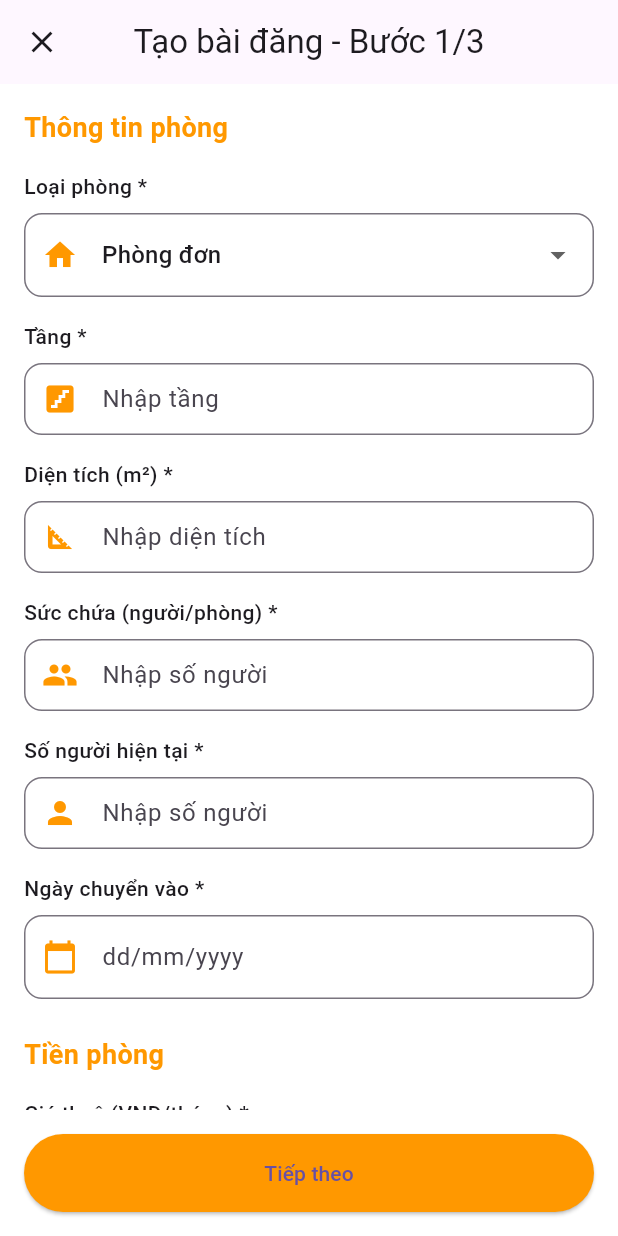
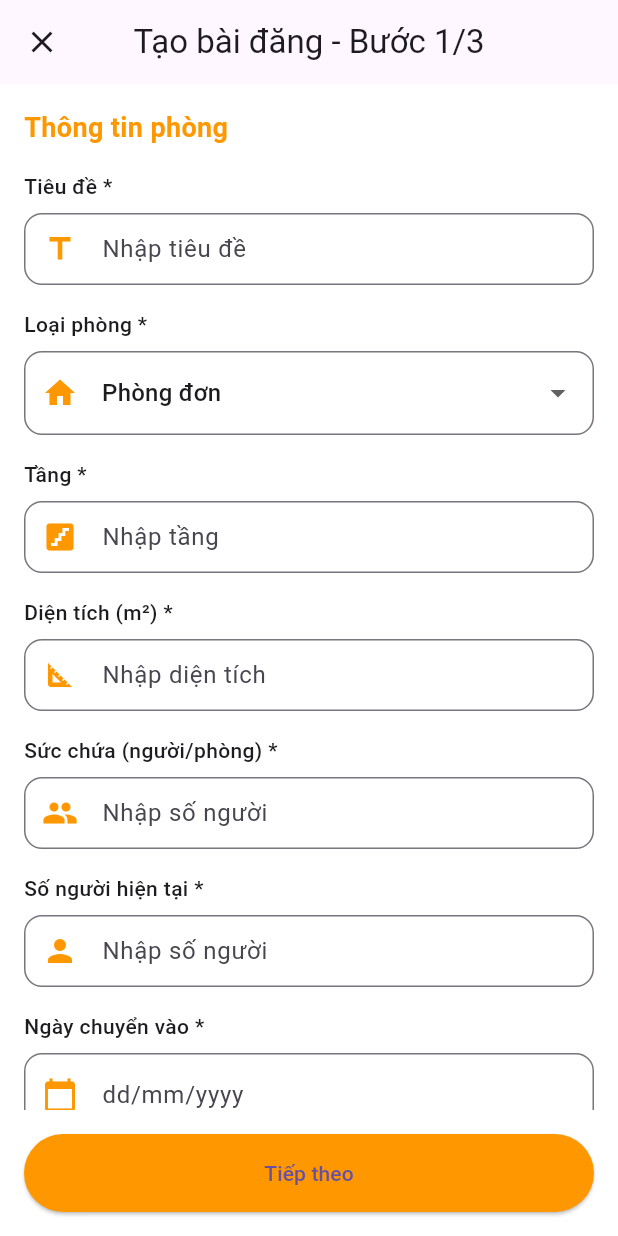
Before and after one commit to khongtennka1/vinh_nest, a Flutter app: the _CreatePostView screen opened directly, on a phone screen of 412 x 824 dp. Run offline on Flutter 3.47's test engine with Material 3 defaults, Android fonts, the phone set to English and light mode, and no system bars; our stand-ins replace carousel_slider, cloud_firestore, firebase_auth, firebase_core, firebase_storage, flutter_secure_storage and 1 more; missing offline and left inert: firebase_app_check; accounts and stored records are empty; network calls fail.

Commit message:
update by NDT

```diff
--- a/flutter_app/lib/main.dart
+++ b/flutter_app/lib/main.dart
@@ -33,7 +33,7 @@ class MyApp extends StatelessWidget {
       providers: [
         ChangeNotifierProvider(create: (_) => AuthProvider()),
         ChangeNotifierProvider(create: (_) => RoomProvider()),
-        // ChangeNotifierProvider(create: (_) => CreatePostProvider()),
+        ChangeNotifierProvider(create: (_) => CreatePostProvider()),
       ],
       child: MaterialApp(
         debugShowCheckedModeBanner: false,
--- a/flutter_app/lib/screens/create_post_screen.dart
+++ b/flutter_app/lib/screens/create_post_screen.dart
@@ -114,6 +114,17 @@ class Step1 extends StatelessWidget {
           crossAxisAlignment: CrossAxisAlignment.start,
           children: [
             const Text('Thông tin phòng', style: TextStyle(fontSize: 18, fontWeight: FontWeight.bold, color: Colors.orange)),
+            const SizedBox(height: 16),
+
+             _buildTextField(
+              controller: provider.floorController,
+              label: 'Tiêu đề *',
+              hint: 'Nhập tiêu đề',
+              icon: Icons.title,
+              keyboardType: TextInputType.text,
+              validator: (v) => v!.isEmpty ? 'Vui lòng nhập tiêu đề' : null,
+            ),
+
             const SizedBox(height: 16),
 
             _buildDropdown(
--- a/flutter_app/lib/screens/home_screen.dart
+++ b/flutter_app/lib/screens/home_screen.dart
@@ -20,7 +20,7 @@ class HomeScreen extends StatelessWidget {
       'image': 'https://images.unsplash.com/photo-1568605114967-8130f3a36994?q=80&w=800'
     },
     {
-      'name': 'Thành VInh',
+      'name': 'Thành Vinh',
       'image': 'https://images.unsplash.com/photo-1570129477492-45c003edd2be?q=80&w=800'
     },
     {
```
Also changed, not shown: flutter_app/assets/images/logo.jpg, flutter_app/assets/images/rentify.png (added), 1 other file.
